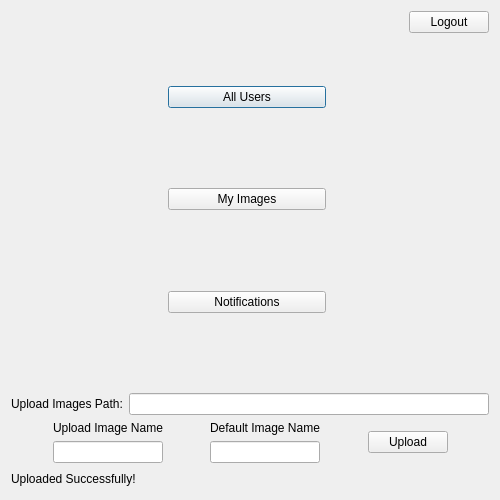
First picture: the form in seconddialog.ui, repository hassan-kandil/DistImage, before the edit.
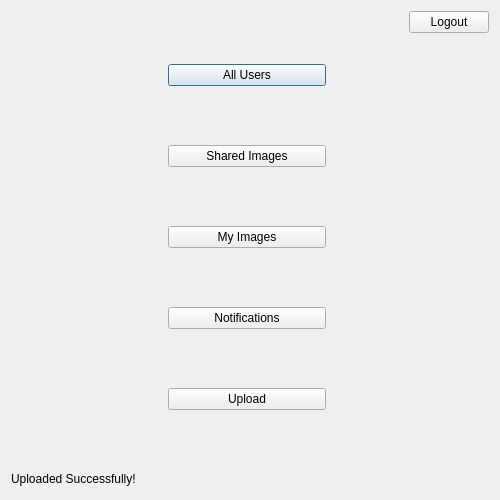
Second picture: the form after the edit.

Commit message: Shared Images Dialog, My Images Dialog, and some modifications

What changed in the file:
```diff
--- a/seconddialog.ui
+++ b/seconddialog.ui
@@ -64,6 +64,26 @@
          </property>
         </spacer>
        </item>
+       <item>
+        <widget class="QPushButton" name="push_shared">
+         <property name="text">
+          <string>Shared Images</string>
+         </property>
+        </widget>
+       </item>
+       <item>
+        <spacer name="verticalSpacer_7">
+         <property name="orientation">
+          <enum>Qt::Vertical</enum>
+         </property>
+         <property name="sizeHint" stdset="0">
+          <size>
+           <width>20</width>
+           <height>40</height>
+          </size>
+         </property>
+        </spacer>
+       </item>
        <item>
         <widget class="QPushButton" name="push_images">
          <property name="text">
@@ -121,6 +141,26 @@
          </property>
         </spacer>
        </item>
+       <item>
+        <widget class="QPushButton" name="push_upload">
+         <property name="text">
+          <string>Upload</string>
+         </property>
+        </widget>
+       </item>
+       <item>
+        <spacer name="verticalSpacer_6">
+         <property name="orientation">
+          <enum>Qt::Vertical</enum>
+         </property>
+         <property name="sizeHint" stdset="0">
+          <size>
+           <width>20</width>
+           <height>40</height>
+          </size>
+         </property>
+        </spacer>
+       </item>
       </layout>
      </item>
      <item>
@@ -179,111 +219,6 @@
      </item>
     </layout>
    </item>
-   <item>
-    <layout class="QHBoxLayout" name="horizontalLayout_5">
-     <item>
-      <widget class="QLabel" name="lbl_upload_path">
-       <property name="text">
-        <string>Upload Images Path:</string>
-       </property>
-      </widget>
-     </item>
-     <item>
-      <widget class="QLineEdit" name="line_upload_path"/>
-     </item>
-    </layout>
-   </item>
-   <item>
-    <layout class="QHBoxLayout" name="horizontalLayout_4">
-     <item>
-      <spacer name="horizontalSpacer_6">
-       <property name="orientation">
-        <enum>Qt::Horizontal</enum>
-       </property>
-       <property name="sizeHint" stdset="0">
-        <size>
-         <width>13</width>
-         <height>20</height>
-        </size>
-       </property>
-      </spacer>
-     </item>
-     <item>
-      <layout class="QVBoxLayout" name="verticalLayout_3">
-       <item>
-        <widget class="QLabel" name="lbl_upload_imagename">
-         <property name="text">
-          <string>Upload Image Name</string>
-         </property>
-        </widget>
-       </item>
-       <item>
-        <widget class="QLineEdit" name="line_upload_name"/>
-       </item>
-      </layout>
-     </item>
-     <item>
-      <spacer name="horizontalSpacer_10">
-       <property name="orientation">
-        <enum>Qt::Horizontal</enum>
-       </property>
-       <property name="sizeHint" stdset="0">
-        <size>
-         <width>17</width>
-         <height>20</height>
-        </size>
-       </property>
-      </spacer>
-     </item>
-     <item>
-      <layout class="QVBoxLayout" name="verticalLayout_4">
-       <item>
-        <widget class="QLabel" name="lbl_upload_defaultimage">
-         <property name="text">
-          <string>Default Image Name</string>
-         </property>
-        </widget>
-       </item>
-       <item>
-        <widget class="QLineEdit" name="line_upload_default"/>
-       </item>
-      </layout>
-     </item>
-     <item>
-      <spacer name="horizontalSpacer_7">
-       <property name="orientation">
-        <enum>Qt::Horizontal</enum>
-       </property>
-       <property name="sizeHint" stdset="0">
-        <size>
-         <width>17</width>
-         <height>20</height>
-        </size>
-       </property>
-      </spacer>
-     </item>
-     <item>
-      <widget class="QPushButton" name="push_upload">
-       <property name="text">
-        <string>Upload</string>
-       </property>
-      </widget>
-     </item>
-     <item>
-      <spacer name="horizontalSpacer_8">
-       <property name="orientation">
-        <enum>Qt::Horizontal</enum>
-       </property>
-       <property name="sizeHint" stdset="0">
-        <size>
-         <width>13</width>
-         <height>20</height>
-        </size>
-       </property>
-      </spacer>
-     </item>
-    </layout>
-   </item>
    <item>
     <layout class="QHBoxLayout" name="horizontalLayout_6">
      <item>
```
Left out of the diff: 39 changed lines with no effect on the pictures. The commit also changes 32 other files.
